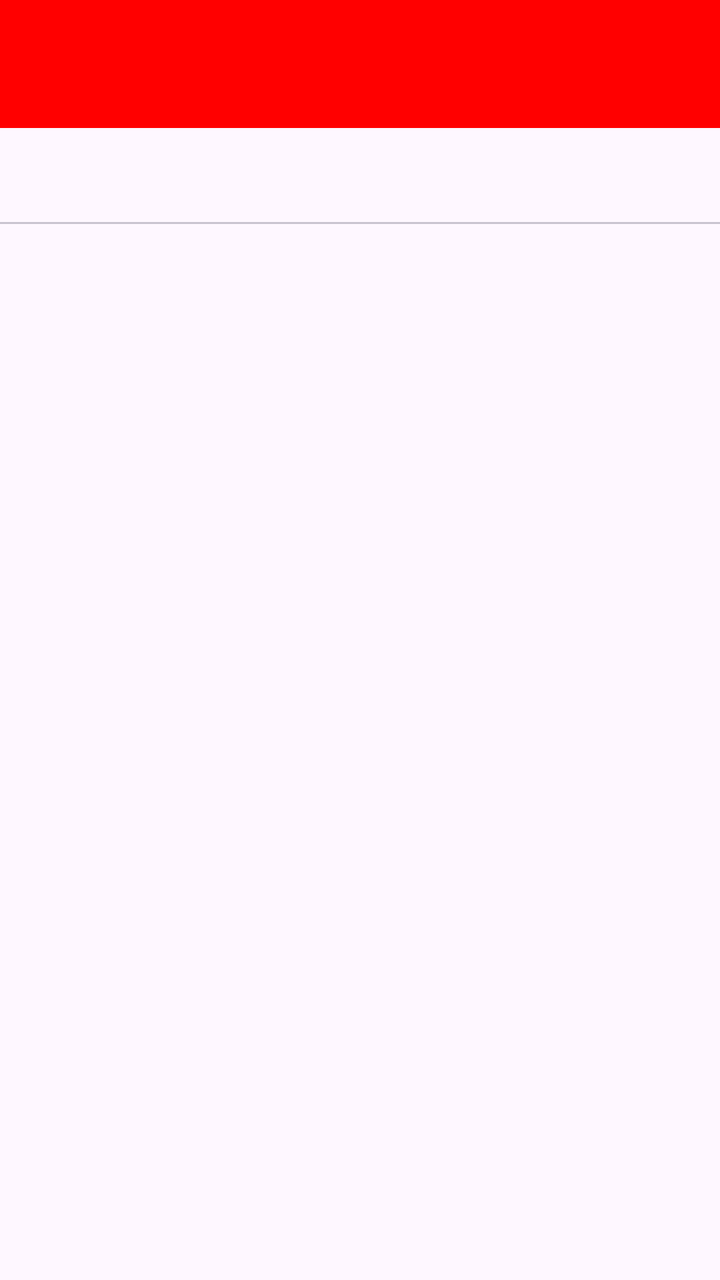
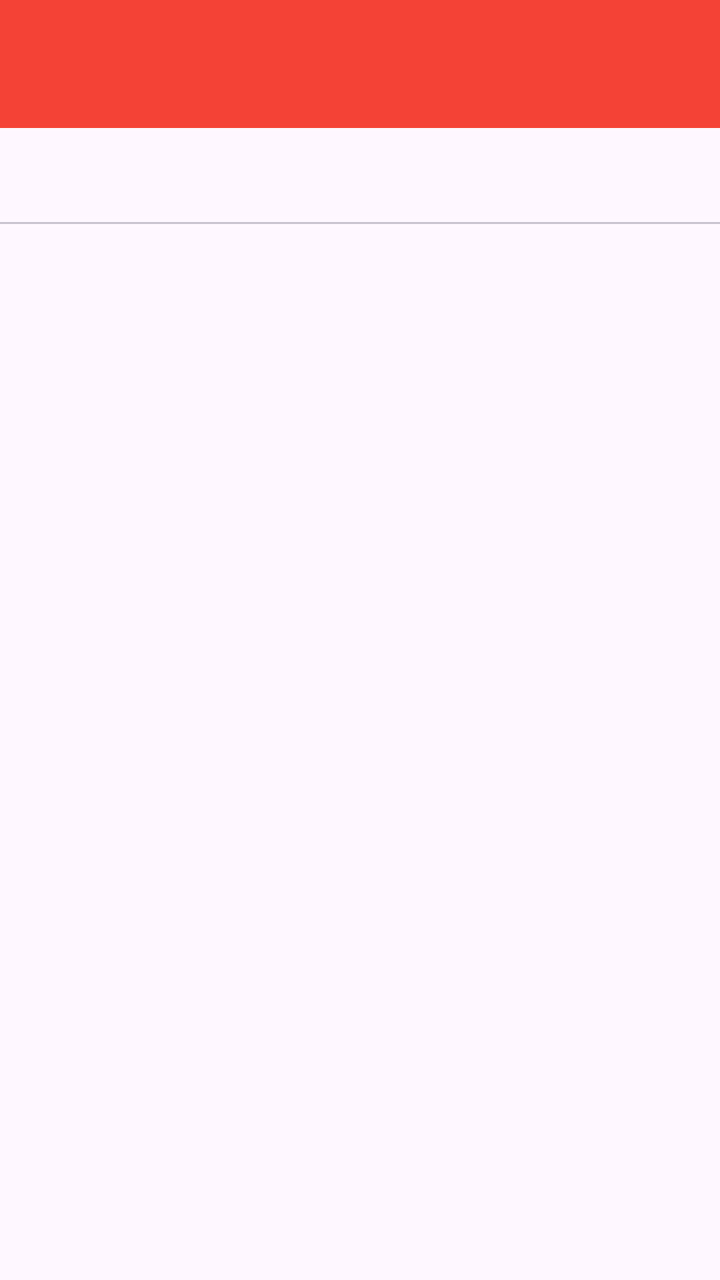

Compare the two renders of this Android layout. The source of the first and the diff that turns it into the second are given below.
<!-- AndroidManifest.xml: application theme Theme.Sherine_TIA -->
<!-- res/layout/activity_tenth.xml -->
<?xml version="1.0" encoding="utf-8"?>
<androidx.constraintlayout.widget.ConstraintLayout xmlns:android="http://schemas.android.com/apk/res/android"
    xmlns:app="http://schemas.android.com/apk/res-auto"
    xmlns:tools="http://schemas.android.com/tools"
    android:id="@+id/main"
    android:layout_width="match_parent"
    android:layout_height="match_parent"
    tools:context=".Home.pertemuan_10.TenthActivity">

    <androidx.appcompat.widget.Toolbar
        android:id="@+id/toolbar"
        android:layout_width="match_parent"
        android:layout_height="?attr/actionBarSize"
        android:background="#FF0000"
        app:layout_constraintBottom_toBottomOf="parent"
        app:layout_constraintEnd_toEndOf="parent"
        app:layout_constraintHorizontal_bias="0.0"
        app:layout_constraintStart_toStartOf="parent"
        app:layout_constraintTop_toTopOf="parent"
        app:layout_constraintVertical_bias="0.0"
        app:layout_scrollFlags="scroll|enterAlways"
        app:subtitleTextColor="@android:color/white"
        app:titleTextColor="@android:color/white" />

    <com.google.android.material.tabs.TabLayout
        android:id="@+id/tab_layout"
        android:layout_width="0dp"
        android:layout_height="wrap_content"
        app:tabMode="fixed"
        app:tabTextColor="#808080"
        app:tabSelectedTextColor="#211C1C"
        app:tabIndicatorColor="#6750A4"
        app:tabIndicatorHeight="4dp"
        app:tabIndicatorFullWidth="false"
        app:layout_constraintEnd_toEndOf="parent"
        app:layout_constraintStart_toStartOf="parent"
        app:layout_constraintTop_toBottomOf="@+id/toolbar" />

    <androidx.viewpager2.widget.ViewPager2
        android:id="@+id/view_pager"
        android:layout_width="0dp"
        android:layout_height="0dp"
        app:layout_constraintBottom_toBottomOf="parent"
        app:layout_constraintEnd_toEndOf="parent"
        app:layout_constraintStart_toStartOf="parent"
        app:layout_constraintTop_toBottomOf="@id/tab_layout" />
</androidx.constraintlayout.widget.ConstraintLayout>
<!-- resources referenced by this layout -->
<resources>
  <style name="Theme.Sherine_TIA" parent="Base.Theme.Sherine_TIA" />
  <style name="Base.Theme.Sherine_TIA" parent="Theme.Material3.DayNight.NoActionBar">
          
          
      </style>
</resources>

<!-- the commit's change to res/layout/activity_tenth.xml (unified diff, before → after) -->
@@ -11,7 +11,7 @@
         android:id="@+id/toolbar"
         android:layout_width="match_parent"
         android:layout_height="?attr/actionBarSize"
-        android:background="#FF0000"
+        android:background="#F44336"
         app:layout_constraintBottom_toBottomOf="parent"
         app:layout_constraintEnd_toEndOf="parent"
         app:layout_constraintHorizontal_bias="0.0"
